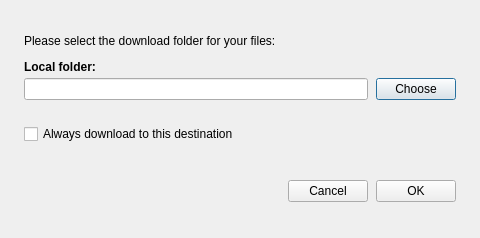
Qt form src/MEGASync/gui/ui/DownloadFromMegaDialog.ui (meganz/MEGAsync) before a commit.
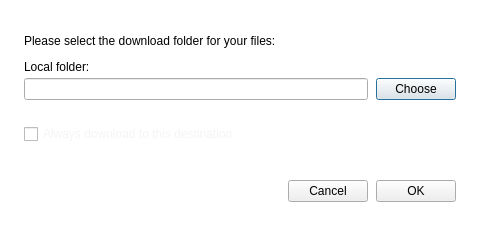
The same form after that commit.

Commit message: Fix Tokenization issues

The edit to the form file:
```diff
--- a/src/MEGASync/gui/ui/DownloadFromMegaDialog.ui
+++ b/src/MEGASync/gui/ui/DownloadFromMegaDialog.ui
@@ -32,10 +32,17 @@
    <string>Download from MEGA</string>
   </property>
   <property name="styleSheet">
-   <string notr="true">#label_2
+   <string notr="true">#DownloadFromMegaDialog
 {
-font-weight: 600;
-}</string>
+background-color: #ffffff; /*colorToken.page-background*/
+}
+
+
+#cDefaultPath
+{
+color: #F3F4F4; /*colorToken.text-primary*/
+}
+</string>
   </property>
   <property name="TOKENIZED" stdset="0">
    <bool>true</bool>
```
Left out of the diff: 3 changed lines with no effect on the pictures.
